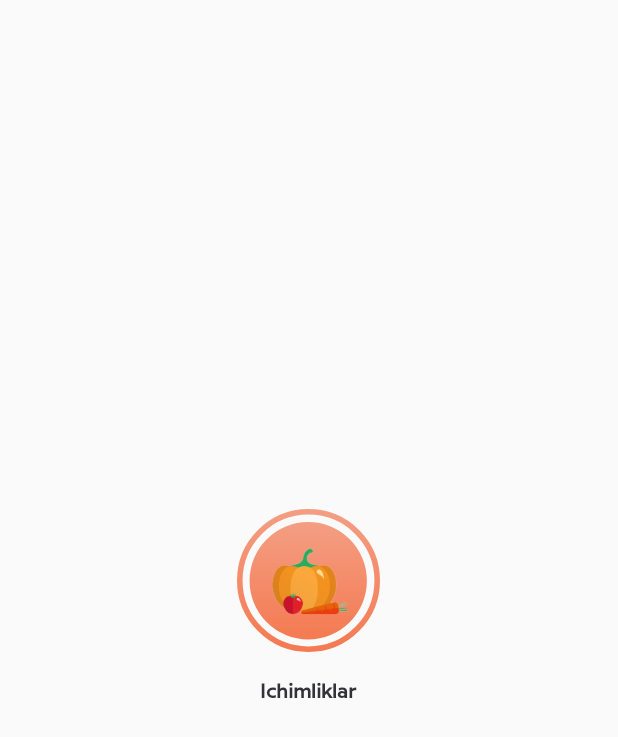
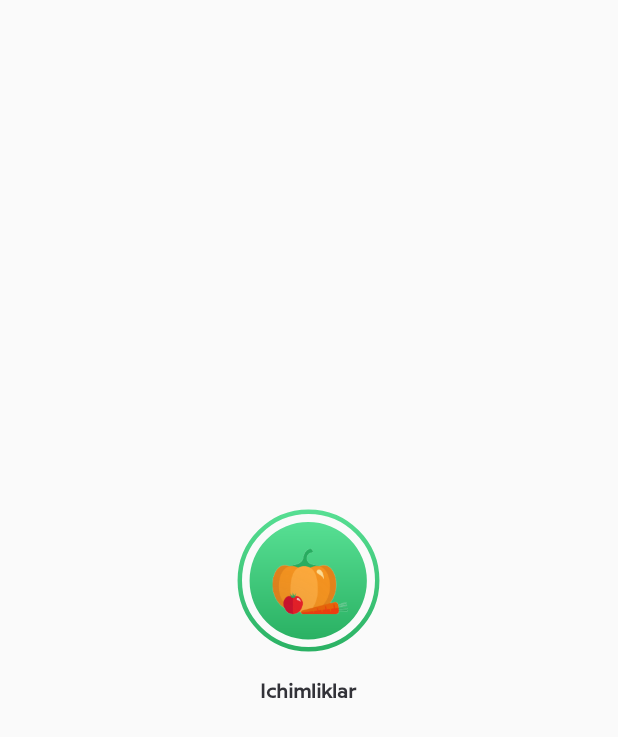
Before and after one commit to asadbek211/Onlayn-market, an Android app: the layout home_category_item.xml on its own in the app's theme, with its tools: preview values and no code run, on a phone screen of 412 x 824 dp. Shown: the top 737 px of the screen. Run offline under Robolectric (Android 15) with nearby library versions, the phone set to English and light mode, and no system bars.

Commit message:
first_design2 code

```diff
--- a/app/src/main/java/com/bizmiz/umidjonmarket111/ui/MainActivity.kt
+++ b/app/src/main/java/com/bizmiz/umidjonmarket111/ui/MainActivity.kt
@@ -26,8 +26,6 @@ class MainActivity : AppCompatActivity() {
         val popupMenu = PopupMenu(this, null)
         popupMenu.inflate(R.menu.nav_menu)
         val menu = popupMenu.menu
-        binding.bottomBar.background = null
-        binding.bottomBar.barBackgroundColor = 0
         binding.bottomBar.setupWithNavController(menu, navController)
     }
 
--- a/app/src/main/res/drawable/home_icon_notification.xml
+++ b/app/src/main/res/drawable/home_icon_notification.xml
@@ -4,10 +4,10 @@
     android:viewportWidth="512"
     android:viewportHeight="512">
     <path
-        android:fillColor="#F47A52"
+        android:fillColor="#2AB163"
         android:pathData="m309.668,426.668c0,47.129 -38.207,85.332 -85.336,85.332 -47.129,0 -85.332,-38.203 -85.332,-85.332 0,-47.129 38.203,-85.336 85.332,-85.336 47.129,0 85.336,38.207 85.336,85.336zM309.668,426.668" />
     <path
-        android:fillColor="#F47A52"
+        android:fillColor="#2AB163"
         android:pathData="m373.836,254.316c-72.32,-10.328 -128.168,-72.516 -128.168,-147.648 0,-21.336 4.563,-41.578 12.648,-59.949 -10.922,-2.559 -22.27,-4.051 -33.984,-4.051 -82.344,0 -149.332,66.984 -149.332,149.332v59.477c0,42.219 -18.496,82.07 -50.945,109.504 -8.297,7.082 -13.055,17.43 -13.055,28.352 0,20.59 16.746,37.336 37.332,37.336h352c20.59,0 37.336,-16.746 37.336,-37.336 0,-10.922 -4.758,-21.27 -13.27,-28.543 -31.488,-26.645 -49.75,-65.324 -50.563,-106.473zM373.836,254.316" />
     <path
         android:fillColor="#F19C3E"
--- a/app/src/main/res/drawable/ic_cat_background.xml
+++ b/app/src/main/res/drawable/ic_cat_background.xml
@@ -13,14 +13,14 @@
           android:endY="234.413"
           android:endX="128"
           android:type="linear">
-        <item android:offset="0" android:color="#F49E83"/>
-        <item android:offset="1" android:color="#F47A52"/>
+        <item android:offset="0" android:color="#57DF93"/>
+        <item android:offset="1" android:color="#2AB163"/>
       </gradient>
     </aapt:attr>
   </path>
   <path
       android:pathData="M128.5,128.5m-123.5,0a123.5,123.5 0,1 1,247 0a123.5,123.5 0,1 1,-247 0"
-      android:strokeWidth="10"
+      android:strokeWidth="8"
       android:fillColor="#00000000">
     <aapt:attr name="android:strokeColor">
       <gradient
@@ -29,8 +29,8 @@
           android:endY="257"
           android:endX="128.5"
           android:type="linear">
-        <item android:offset="0" android:color="#F49E83"/>
-        <item android:offset="1" android:color="#F47A52"/>
+        <item android:offset="0" android:color="#57DF93"/>
+        <item android:offset="1" android:color="#2AB163"/>
       </gradient>
     </aapt:attr>
   </path>
--- a/app/src/main/res/layout/fragment_home.xml
+++ b/app/src/main/res/layout/fragment_home.xml
@@ -21,7 +21,7 @@
             android:gravity="center"
             android:text="Salom Umidjon"
             android:textColor="#323238"
-            android:textSize="30dp"
+            android:textSize="28dp"
             app:layout_constraintStart_toStartOf="parent"
             app:layout_constraintTop_toTopOf="parent" />
 
@@ -34,7 +34,7 @@
             android:gravity="center"
             android:text="Ilovaga xush kelibsiz"
             android:textColor="#AAAAAC"
-            android:textSize="22dp"
+            android:textSize="20dp"
             app:layout_constraintStart_toStartOf="parent"
             app:layout_constraintTop_toBottomOf="@+id/tvUseName" />
 
@@ -63,7 +63,7 @@
             android:fontFamily="@font/taz_bold"
             android:text="Category"
             android:textColor="#434349"
-            android:textSize="25dp"
+            android:textSize="23dp"
             app:layout_constraintStart_toStartOf="parent"
             app:layout_constraintTop_toBottomOf="@+id/textView2" />
 
```
Also changed, not shown: app/src/main/res/layout/activity_main.xml (+8 -8 lines).
